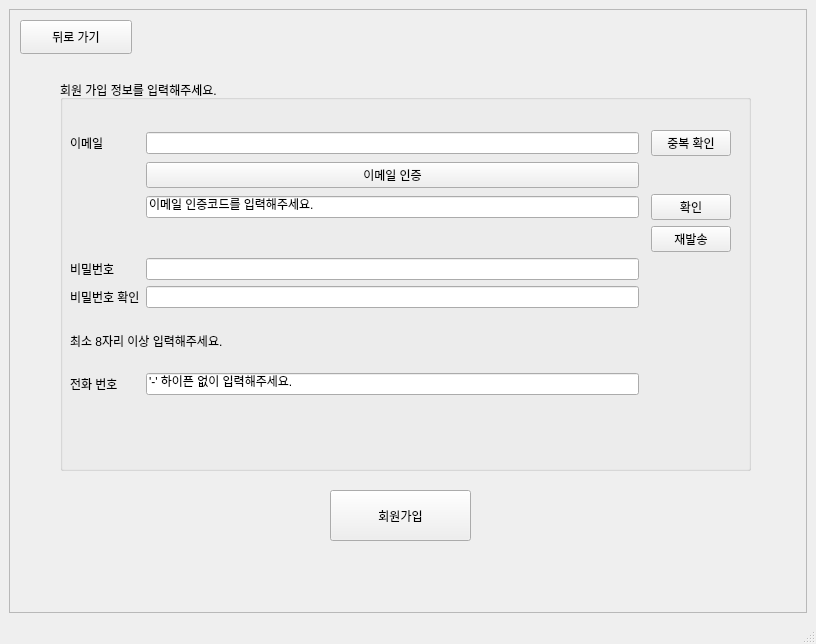
Above: gui/ui/join.ui from Areum120/shopping_order_rpa_fastapi before the change. Below: the same form after it.
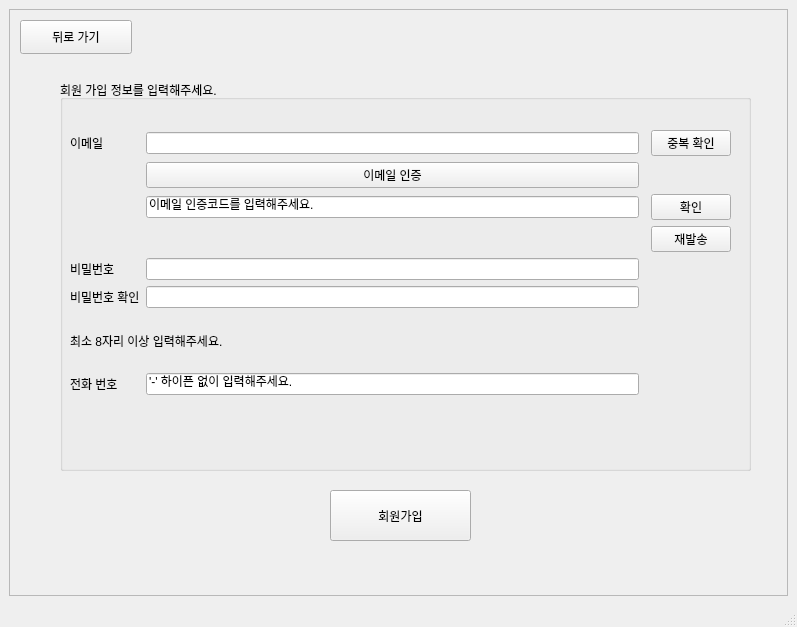
That is the form after the change.

```diff
--- a/gui/ui/join.ui
+++ b/gui/ui/join.ui
@@ -6,8 +6,8 @@
    <rect>
     <x>0</x>
     <y>0</y>
-    <width>816</width>
-    <height>644</height>
+    <width>797</width>
+    <height>627</height>
    </rect>
   </property>
   <property name="windowTitle">
@@ -25,8 +25,8 @@
         <rect>
          <x>0</x>
          <y>0</y>
-         <width>788</width>
-         <height>555</height>
+         <width>769</width>
+         <height>538</height>
         </rect>
        </property>
        <widget class="QGroupBox" name="groupBox">
```
Left out of the diff: 2 changed lines with no effect on the pictures.
